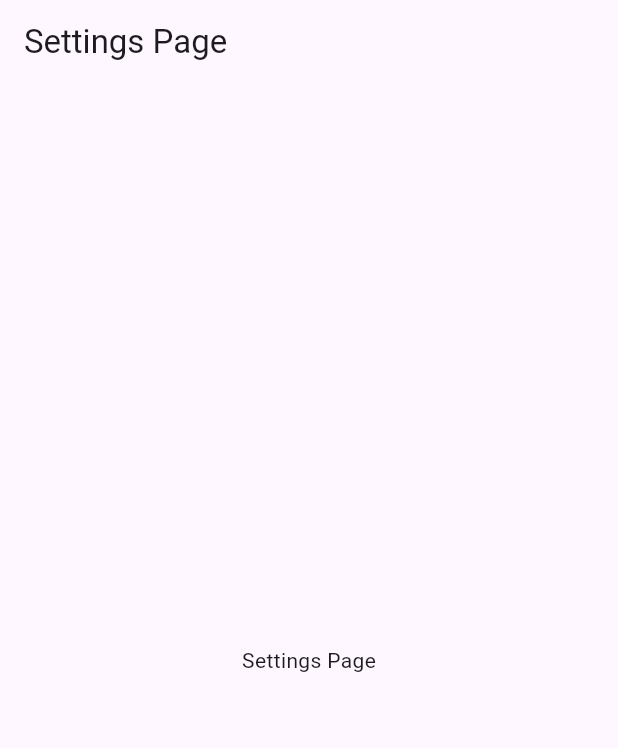
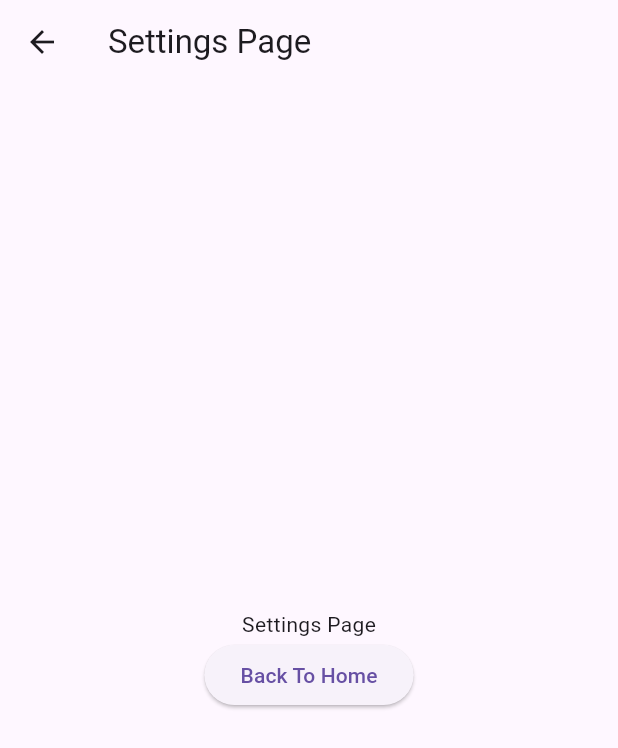
Before and after one commit to yntachmad/qr_code, a Flutter app: the SettingPage screen opened by its route, on a phone screen of 412 x 824 dp. Shown: the top 748 px of the screen. Run offline on Flutter 3.47's test engine with Material 3 defaults, Android fonts, the phone set to English and light mode, and no system bars; our stand-ins replace firebase_core, go_router; accounts and stored records are empty.

```diff
--- a/lib/pages/home_page.dart
+++ b/lib/pages/home_page.dart
@@ -16,8 +16,8 @@ class HomePage extends StatelessWidget {
           children: [
             ElevatedButton(
               onPressed: () {
-                // GoRouter.of(context).push('/setting');
-                context.go('/setting');
+                GoRouter.of(context).go('/settings');
+                // context.go('/setting');
               },
               child: const Text('Settings Pages'),
             ),
--- a/lib/pages/setting_page.dart
+++ b/lib/pages/setting_page.dart
@@ -1,4 +1,5 @@
 import 'package:flutter/material.dart';
+import 'package:go_router/go_router.dart';
 
 class SettingPage extends StatelessWidget {
   const SettingPage({super.key});
@@ -9,8 +10,18 @@ class SettingPage extends StatelessWidget {
       appBar: AppBar(
         title: const Text('Settings Page'),
       ),
-      body: const Center(
-        child: Text('Settings Page'),
+      body: Center(
+        child: Column(
+          mainAxisAlignment: MainAxisAlignment.center,
+          children: [
+            const Text('Settings Page'),
+            ElevatedButton(
+                onPressed: () {
+                  context.go('/');
+                },
+                child: const Text('Back To Home'))
+          ],
+        ),
       ),
     );
   }
--- a/lib/routes/router.dart
+++ b/lib/routes/router.dart
@@ -1,4 +1,5 @@
 import 'package:go_router/go_router.dart';
+import 'package:qr_code/pages/detail_product.dart';
 import 'package:qr_code/pages/home_page.dart';
 import 'package:qr_code/pages/product_page.dart';
 
@@ -10,17 +11,26 @@ final router = GoRouter(
   errorBuilder: (context, state) => const ErrorPage(),
 // 1 Level = push replacements
 // sub level = push biasa (ada tombol back)
-//prioritas
+//prioritas ke sub level (dari atas ke bawah)
 
   routes: [
     GoRoute(path: '/', builder: (context, state) => const HomePage(), routes: [
       GoRoute(
-        path: 'product',
-        builder: (context, state) => const ProductPage(),
+          path: 'product',
+          builder: (context, state) => const ProductPage(),
+          routes: [
+            GoRoute(
+              path: ':id',
+              builder: (context, state) => const DetailProductPage(),
+            ),
+          ]),
+      GoRoute(
+        path: 'setting',
+        builder: (context, state) => const SettingPage(),
       ),
     ]),
     GoRoute(
-      path: '/setting',
+      path: '/settings',
       builder: (context, state) => const SettingPage(),
     ),
     GoRoute(
```
Also changed, not shown: lib/pages/detail_product.dart (added, +18 -0 lines), lib/pages/product_page.dart (+18 -17 lines).
